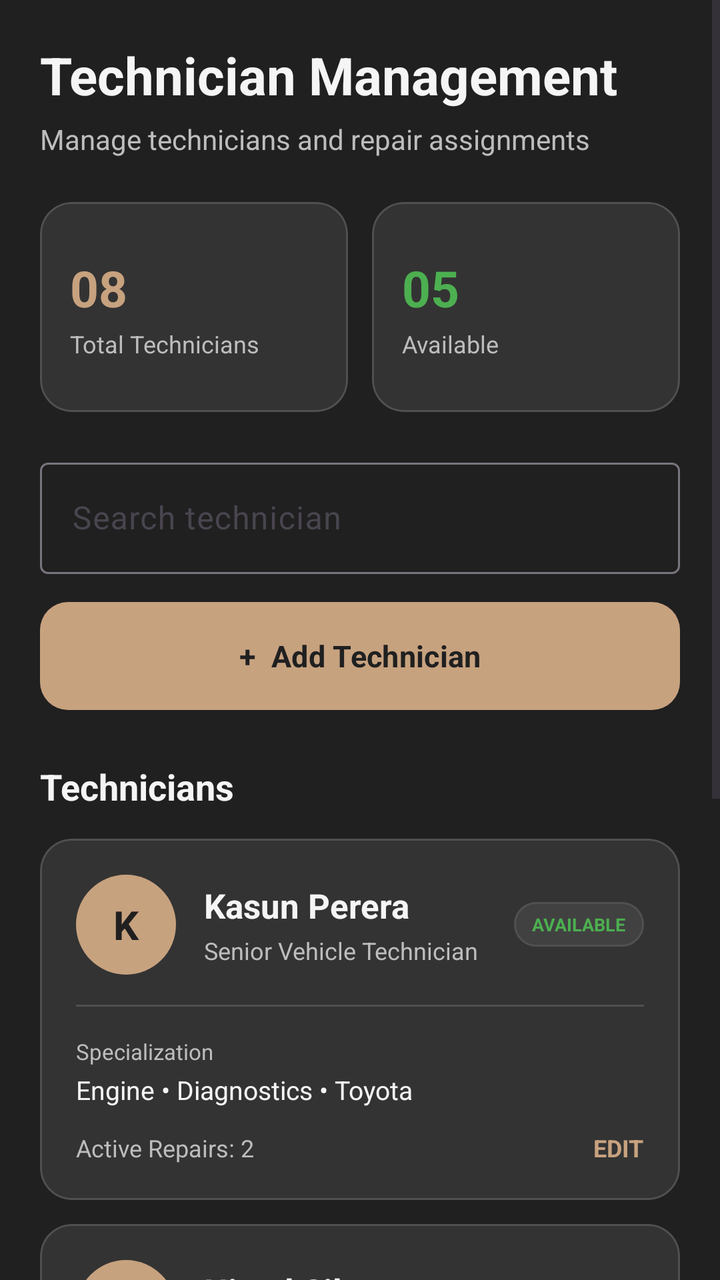
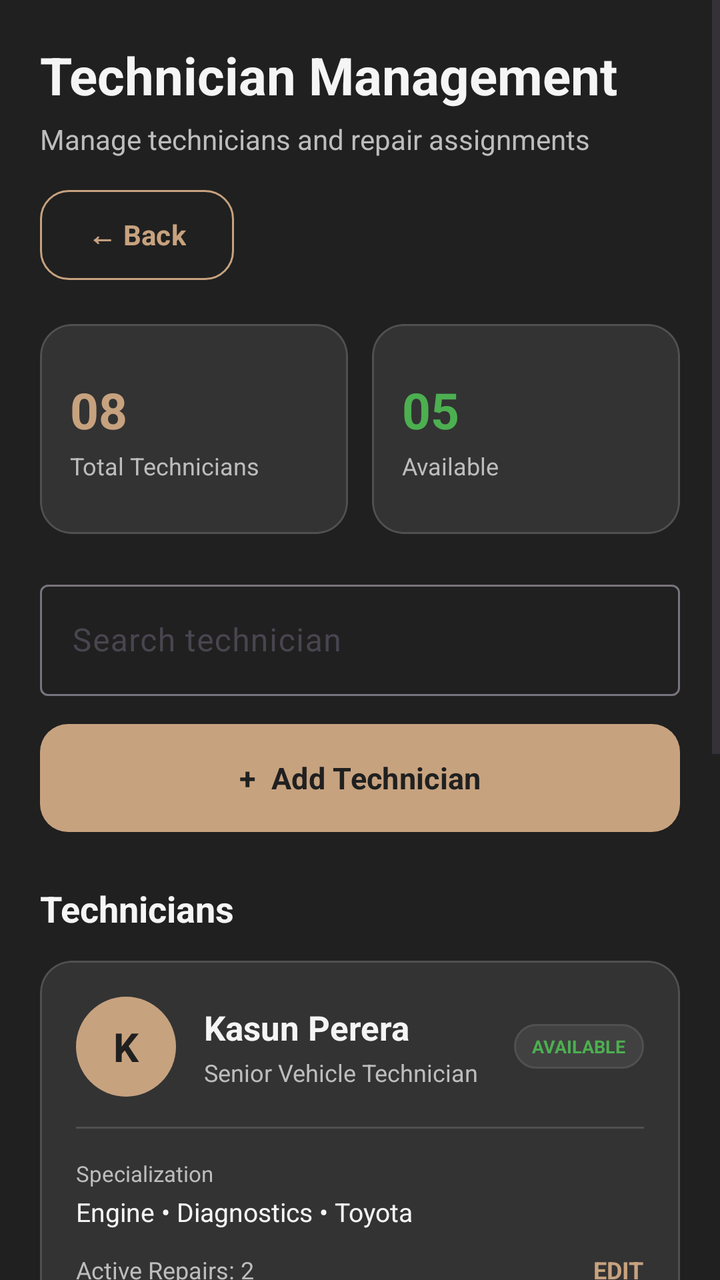

Before-and-after screenshots of an Android layout around one commit, followed by the original layout XML and the change that was made.
<!-- AndroidManifest.xml: application theme Theme.TechFix -->
<!-- res/layout/activity_technician_management.xml -->
<?xml version="1.0" encoding="utf-8"?>
<ScrollView xmlns:android="http://schemas.android.com/apk/res/android"
    xmlns:app="http://schemas.android.com/apk/res-auto"
    android:layout_width="match_parent"
    android:layout_height="match_parent"
    android:background="@color/techfix_background"
    android:fillViewport="true">

    <LinearLayout
        android:layout_width="match_parent"
        android:layout_height="wrap_content"
        android:orientation="vertical"
        android:padding="20dp">

        

        <TextView
            android:layout_width="wrap_content"
            android:layout_height="wrap_content"
            android:text="Technician Management"
            android:textColor="@color/techfix_white"
            android:textSize="26sp"
            android:textStyle="bold" />

        <TextView
            android:layout_width="wrap_content"
            android:layout_height="wrap_content"
            android:layout_marginTop="5dp"
            android:text="Manage technicians and repair assignments"
            android:textColor="@color/techfix_text_secondary"
            android:textSize="14sp" />

        

        <LinearLayout
            android:layout_width="match_parent"
            android:layout_height="wrap_content"
            android:layout_marginTop="22dp"
            android:orientation="horizontal">

            

            <com.google.android.material.card.MaterialCardView
                android:layout_width="0dp"
                android:layout_height="105dp"
                android:layout_weight="1"
                android:layout_marginEnd="6dp"
                app:cardBackgroundColor="@color/techfix_surface"
                app:cardCornerRadius="16dp"
                app:strokeColor="@color/techfix_border"
                app:strokeWidth="1dp">

                <LinearLayout
                    android:layout_width="match_parent"
                    android:layout_height="match_parent"
                    android:gravity="center_vertical"
                    android:orientation="vertical"
                    android:padding="15dp">

                    <TextView
                        android:layout_width="wrap_content"
                        android:layout_height="wrap_content"
                        android:text="08"
                        android:textColor="@color/techfix_gold"
                        android:textSize="25sp"
                        android:textStyle="bold" />

                    <TextView
                        android:layout_width="wrap_content"
                        android:layout_height="wrap_content"
                        android:layout_marginTop="3dp"
                        android:text="Total Technicians"
                        android:textColor="@color/techfix_text_secondary"
                        android:textSize="12sp" />

                </LinearLayout>

            </com.google.android.material.card.MaterialCardView>

            

            <com.google.android.material.card.MaterialCardView
                android:layout_width="0dp"
                android:layout_height="105dp"
                android:layout_weight="1"
                android:layout_marginStart="6dp"
                app:cardBackgroundColor="@color/techfix_surface"
                app:cardCornerRadius="16dp"
                app:strokeColor="@color/techfix_border"
                app:strokeWidth="1dp">

                <LinearLayout
                    android:layout_width="match_parent"
                    android:layout_height="match_parent"
                    android:gravity="center_vertical"
                    android:orientation="vertical"
                    android:padding="15dp">

                    <TextView
                        android:layout_width="wrap_content"
                        android:layout_height="wrap_content"
                        android:text="05"
                        android:textColor="@color/techfix_success"
                        android:textSize="25sp"
                        android:textStyle="bold" />

                    <TextView
                        android:layout_width="wrap_content"
                        android:layout_height="wrap_content"
                        android:layout_marginTop="3dp"
                        android:text="Available"
                        android:textColor="@color/techfix_text_secondary"
                        android:textSize="12sp" />

                </LinearLayout>

            </com.google.android.material.card.MaterialCardView>

        </LinearLayout>

        

        <com.google.android.material.textfield.TextInputLayout
            android:id="@+id/searchTechnicianLayout"
            android:layout_width="match_parent"
            android:layout_height="wrap_content"
            android:layout_marginTop="20dp"
            android:hint="Search technician">

            <com.google.android.material.textfield.TextInputEditText
                android:id="@+id/etSearchTechnician"
                android:layout_width="match_parent"
                android:layout_height="wrap_content"
                android:inputType="text"
                android:textColor="@color/techfix_white"
                android:textColorHint="@color/techfix_text_secondary" />

        </com.google.android.material.textfield.TextInputLayout>

        

        <com.google.android.material.button.MaterialButton
            android:id="@+id/btnAddTechnician"
            android:layout_width="match_parent"
            android:layout_height="54dp"
            android:layout_marginTop="14dp"
            android:background="@drawable/bg_techfix_button"
            android:text="+  Add Technician"
            android:textColor="@color/techfix_background"
            android:textSize="15sp"
            android:textStyle="bold" />

        

        <TextView
            android:layout_width="wrap_content"
            android:layout_height="wrap_content"
            android:layout_marginTop="26dp"
            android:text="Technicians"
            android:textColor="@color/techfix_white"
            android:textSize="18sp"
            android:textStyle="bold" />


        


        <com.google.android.material.card.MaterialCardView
            android:id="@+id/cardTechnicianKasun"
            android:layout_width="match_parent"
            android:layout_height="wrap_content"
            android:layout_marginTop="14dp"
            app:cardBackgroundColor="@color/techfix_surface"
            app:cardCornerRadius="16dp"
            app:strokeColor="@color/techfix_border"
            app:strokeWidth="1dp">

            <LinearLayout
                android:layout_width="match_parent"
                android:layout_height="wrap_content"
                android:orientation="vertical"
                android:padding="18dp">

                <LinearLayout
                    android:layout_width="match_parent"
                    android:layout_height="wrap_content"
                    android:gravity="center_vertical">

                    

                    <TextView
                        android:layout_width="50dp"
                        android:layout_height="50dp"
                        android:background="@drawable/bg_techfix_circle"
                        android:gravity="center"
                        android:text="K"
                        android:textColor="@color/techfix_background"
                        android:textSize="20sp"
                        android:textStyle="bold" />

                    

                    <LinearLayout
                        android:layout_width="0dp"
                        android:layout_height="wrap_content"
                        android:layout_weight="1"
                        android:layout_marginStart="14dp"
                        android:orientation="vertical">

                        <TextView
                            android:id="@+id/tvTechnicianKasun"
                            android:layout_width="wrap_content"
                            android:layout_height="wrap_content"
                            android:text="Kasun Perera"
                            android:textColor="@color/techfix_white"
                            android:textSize="17sp"
                            android:textStyle="bold" />

                        <TextView
                            android:layout_width="wrap_content"
                            android:layout_height="wrap_content"
                            android:layout_marginTop="3dp"
                            android:text="Senior Vehicle Technician"
                            android:textColor="@color/techfix_text_secondary"
                            android:textSize="12sp" />

                    </LinearLayout>

                    

                    <TextView
                        android:layout_width="wrap_content"
                        android:layout_height="wrap_content"
                        android:background="@drawable/bg_techfix_input"
                        android:paddingStart="9dp"
                        android:paddingTop="5dp"
                        android:paddingEnd="9dp"
                        android:paddingBottom="5dp"
                        android:text="AVAILABLE"
                        android:textColor="@color/techfix_success"
                        android:textSize="9sp"
                        android:textStyle="bold" />

                </LinearLayout>

                <View
                    android:layout_width="match_parent"
                    android:layout_height="1dp"
                    android:layout_marginTop="15dp"
                    android:layout_marginBottom="15dp"
                    android:background="@color/techfix_border" />

                <TextView
                    android:layout_width="wrap_content"
                    android:layout_height="wrap_content"
                    android:text="Specialization"
                    android:textColor="@color/techfix_text_secondary"
                    android:textSize="11sp" />

                <TextView
                    android:layout_width="wrap_content"
                    android:layout_height="wrap_content"
                    android:layout_marginTop="3dp"
                    android:text="Engine • Diagnostics • Toyota"
                    android:textColor="@color/techfix_white"
                    android:textSize="13sp" />

                <LinearLayout
                    android:layout_width="match_parent"
                    android:layout_height="wrap_content"
                    android:layout_marginTop="12dp">

                    <TextView
                        android:layout_width="0dp"
                        android:layout_height="wrap_content"
                        android:layout_weight="1"
                        android:text="Active Repairs: 2"
                        android:textColor="@color/techfix_text_secondary"
                        android:textSize="12sp" />

                    <TextView
                        android:layout_width="wrap_content"
                        android:layout_height="wrap_content"
                        android:text="EDIT"
                        android:textColor="@color/techfix_gold"
                        android:textSize="12sp"
                        android:textStyle="bold" />

                </LinearLayout>

            </LinearLayout>

        </com.google.android.material.card.MaterialCardView>

        

        <com.google.android.material.card.MaterialCardView
            android:id="@+id/cardTechnicianNimal"
            android:layout_width="match_parent"
            android:layout_height="wrap_content"
            android:layout_marginTop="12dp"
            app:cardBackgroundColor="@color/techfix_surface"
            app:cardCornerRadius="16dp"
            app:strokeColor="@color/techfix_border"
            app:strokeWidth="1dp">

            <LinearLayout
                android:layout_width="match_parent"
                android:layout_height="wrap_content"
                android:orientation="vertical"
                android:padding="18dp">

                <LinearLayout
                    android:layout_width="match_parent"
                    android:layout_height="wrap_content"
                    android:gravity="center_vertical">

                    <TextView
                        android:layout_width="50dp"
                        android:layout_height="50dp"
                        android:background="@drawable/bg_techfix_circle"
                        android:gravity="center"
                        android:text="N"
                        android:textColor="@color/techfix_background"
                        android:textSize="20sp"
                        android:textStyle="bold" />

                    <LinearLayout
                        android:layout_width="0dp"
                        android:layout_height="wrap_content"
                        android:layout_weight="1"
                        android:layout_marginStart="14dp"
                        android:orientation="vertical">

                        <TextView
                            android:id="@+id/tvTechnicianNimal"
                            android:layout_width="wrap_content"
                            android:layout_height="wrap_content"
                            android:text="Nimal Silva"
                            android:textColor="@color/techfix_white"
                            android:textSize="17sp"
                            android:textStyle="bold" />

                        <TextView
                            android:layout_width="wrap_content"
                            android:layout_height="wrap_content"
                            android:layout_marginTop="3dp"
                            android:text="Vehicle Technician"
                            android:textColor="@color/techfix_text_secondary"
                            android:textSize="12sp" />

                    </LinearLayout>

                    <TextView
                        android:layout_width="wrap_content"
                        android:layout_height="wrap_content"
                        android:background="@drawable/bg_techfix_input"
                        android:paddingStart="9dp"
                        android:paddingTop="5dp"
                        android:paddingEnd="9dp"
                        android:paddingBottom="5dp"
                        android:text="BUSY"
                        android:textColor="@color/techfix_warning"
                        android:textSize="9sp"
                        android:textStyle="bold" />

                </LinearLayout>

                <View
                    android:layout_width="match_parent"
                    android:layout_height="1dp"
                    android:layout_marginTop="15dp"
                    android:layout_marginBottom="15dp"
                    android:background="@color/techfix_border" />

                <TextView
                    android:layout_width="wrap_content"
                    android:layout_height="wrap_content"
                    android:text="Specialization"
                    android:textColor="@color/techfix_text_secondary"
                    android:textSize="11sp" />

                <TextView
                    android:layout_width="wrap_content"
                    android:layout_height="wrap_content"
                    android:layout_marginTop="3dp"
                    android:text="Electrical • Diagnostics • Honda"
                    android:textColor="@color/techfix_white"
                    android:textSize="13sp" />

                <LinearLayout
                    android:layout_width="match_parent"
                    android:layout_height="wrap_content"
                    android:layout_marginTop="12dp">

                    <TextView
                        android:layout_width="0dp"
                        android:layout_height="wrap_content"
                        android:layout_weight="1"
                        android:text="Active Repairs: 4"
                        android:textColor="@color/techfix_text_secondary"
                        android:textSize="12sp" />

                    <TextView
                        android:layout_width="wrap_content"
                        android:layout_height="wrap_content"
                        android:text="EDIT"
                        android:textColor="@color/techfix_gold"
                        android:textSize="12sp"
                        android:textStyle="bold" />

                </LinearLayout>

            </LinearLayout>

        </com.google.android.material.card.MaterialCardView>


        

        <com.google.android.material.card.MaterialCardView
            android:id="@+id/cardTechnicianAhamed"
            android:layout_width="match_parent"
            android:layout_height="wrap_content"
            android:layout_marginTop="12dp"
            android:layout_marginBottom="20dp"
            app:cardBackgroundColor="@color/techfix_surface"
            app:cardCornerRadius="16dp"
            app:strokeColor="@color/techfix_border"
            app:strokeWidth="1dp">

            <LinearLayout
                android:layout_width="match_parent"
                android:layout_height="wrap_content"
                android:orientation="vertical"
                android:padding="18dp">

                <LinearLayout
                    android:layout_width="match_parent"
                    android:layout_height="wrap_content"
                    android:gravity="center_vertical">

                    <TextView
                        android:layout_width="50dp"
                        android:layout_height="50dp"
                        android:background="@drawable/bg_techfix_circle"
                        android:gravity="center"
                        android:text="A"
                        android:textColor="@color/techfix_background"
                        android:textSize="20sp"
                        android:textStyle="bold" />

                    <LinearLayout
                        android:layout_width="0dp"
                        android:layout_height="wrap_content"
                        android:layout_weight="1"
                        android:layout_marginStart="14dp"
                        android:orientation="vertical">

                        <TextView
                            android:id="@+id/tvTechnicianAhamed"
                            android:layout_width="wrap_content"
                            android:layout_height="wrap_content"
                            android:text="Ahamed Rizvi"
                            android:textColor="@color/techfix_white"
                            android:textSize="17sp"
                            android:textStyle="bold" />

                        <TextView
                            android:layout_width="wrap_content"
                            android:layout_height="wrap_content"
                            android:layout_marginTop="3dp"
                            android:text="Junior Technician"
                            android:textColor="@color/techfix_text_secondary"
                            android:textSize="12sp" />

                    </LinearLayout>

                    <TextView
                        android:layout_width="wrap_content"
                        android:layout_height="wrap_content"
                        android:background="@drawable/bg_techfix_input"
                        android:paddingStart="9dp"
                        android:paddingTop="5dp"
                        android:paddingEnd="9dp"
                        android:paddingBottom="5dp"
                        android:text="AVAILABLE"
                        android:textColor="@color/techfix_success"
                        android:textSize="9sp"
                        android:textStyle="bold" />

                </LinearLayout>

                <View
                    android:layout_width="match_parent"
                    android:layout_height="1dp"
                    android:layout_marginTop="15dp"
                    android:layout_marginBottom="15dp"
                    android:background="@color/techfix_border" />

                <TextView
                    android:layout_width="wrap_content"
                    android:layout_height="wrap_content"
                    android:text="Specialization"
                    android:textColor="@color/techfix_text_secondary"
                    android:textSize="11sp" />

                <TextView
                    android:layout_width="wrap_content"
                    android:layout_height="wrap_content"
                    android:layout_marginTop="3dp"
                    android:text="General Service • Maintenance"
                    android:textColor="@color/techfix_white"
                    android:textSize="13sp" />

                <LinearLayout
                    android:layout_width="match_parent"
                    android:layout_height="wrap_content"
                    android:layout_marginTop="12dp">

                    <TextView
                        android:layout_width="0dp"
                        android:layout_height="wrap_content"
                        android:layout_weight="1"
                        android:text="Active Repairs: 1"
                        android:textColor="@color/techfix_text_secondary"
                        android:textSize="12sp" />

                    <TextView
                        android:layout_width="wrap_content"
                        android:layout_height="wrap_content"
                        android:text="EDIT"
                        android:textColor="@color/techfix_gold"
                        android:textSize="12sp"
                        android:textStyle="bold" />

                </LinearLayout>

            </LinearLayout>

        </com.google.android.material.card.MaterialCardView>

    </LinearLayout>

</ScrollView>
<!-- resources referenced by this layout -->
<resources>
  <color name="techfix_background">#202020</color>
  <color name="techfix_border">#505050</color>
  <color name="techfix_gold">#C7A27F</color>
  <color name="techfix_success">#4CAF50</color>
  <color name="techfix_surface">#333333</color>
  <color name="techfix_text_secondary">#BDBDBD</color>
  <color name="techfix_warning">#FFB74D</color>
  <color name="techfix_white">#F5F5F5</color>
  <!-- drawable bg_techfix_button (drawable) -->
  <?xml version="1.0" encoding="utf-8"?>
  <shape xmlns:android="http://schemas.android.com/apk/res/android"
      android:shape="rectangle">
  
      <solid android:color="@color/techfix_gold" />
  
      <corners android:radius="14dp" />
  
  </shape>
  <!-- drawable bg_techfix_circle (drawable) -->
  <?xml version="1.0" encoding="utf-8"?>
  <shape xmlns:android="http://schemas.android.com/apk/res/android"
      android:shape="oval">
  
      <solid android:color="@color/techfix_gold" />
  
  </shape>
  <!-- drawable bg_techfix_input (drawable) -->
  <?xml version="1.0" encoding="utf-8"?>
  <shape xmlns:android="http://schemas.android.com/apk/res/android"
      android:shape="rectangle">
  
      <solid android:color="@color/techfix_surface_light" />
  
      <corners android:radius="12dp" />
  
      <stroke
          android:width="1dp"
          android:color="@color/techfix_border" />
  
  </shape>
  <style name="Theme.TechFix" parent="Base.Theme.TechFix" />
  <color name="techfix_surface_light">#414141</color>
  <style name="Base.Theme.TechFix" parent="Theme.Material3.DayNight.NoActionBar">
  
          <item name="android:fontFamily">sans-serif</item>
  
          <item name="android:windowBackground">@color/techfix_background</item>
  
          <item name="colorPrimary">@color/techfix_gold</item>
          <item name="colorOnPrimary">@color/techfix_background</item>
  
          <item name="colorSecondary">@color/techfix_gold_light</item>
          <item name="colorOnSecondary">@color/techfix_background</item>
  
          <item name="android:colorAccent">@color/techfix_gold</item>
  
          <item name="android:navigationBarColor">@color/techfix_background</item>
          <item name="android:statusBarColor">@color/techfix_background</item>
  
          <item name="android:windowLightStatusBar">false</item>
  
      </style>
  <color name="techfix_gold_light">#D4B493</color>
</resources>

<!-- the commit's change to res/layout/activity_technician_management.xml (unified diff, before → after) -->
@@ -29,6 +29,18 @@
             android:text="Manage technicians and repair assignments"
             android:textColor="@color/techfix_text_secondary"
             android:textSize="14sp" />
+
+        
+
+        <com.google.android.material.button.MaterialButton
+            android:id="@+id/btnBackTechnicianManagement"
+            android:layout_width="wrap_content"
+            android:layout_height="45dp"
+            android:layout_marginTop="16dp"
+            android:background="@drawable/bg_techfix_outline_button"
+            android:text="← Back"
+            android:textColor="@color/techfix_gold"
+            android:textStyle="bold" />
 
         
 
<!-- resource entries referenced after the edit -->
@@ -40,8 +40,23 @@
           android:color="@color/techfix_border" />
   
   </shape>
+  <!-- drawable bg_techfix_outline_button (drawable) -->
+  <?xml version="1.0" encoding="utf-8"?>
+  <shape xmlns:android="http://schemas.android.com/apk/res/android"
+      android:shape="rectangle">
+  
+      <solid android:color="@color/techfix_transparent" />
+  
+      <corners android:radius="14dp" />
+  
+      <stroke
+          android:width="1dp"
+          android:color="@color/techfix_gold" />
+  
+  </shape>
   <style name="Theme.TechFix" parent="Base.Theme.TechFix" />
   <color name="techfix_surface_light">#414141</color>
+  <color name="techfix_transparent">#00000000</color>
   <style name="Base.Theme.TechFix" parent="Theme.Material3.DayNight.NoActionBar">
   
           <item name="android:fontFamily">sans-serif</item>
